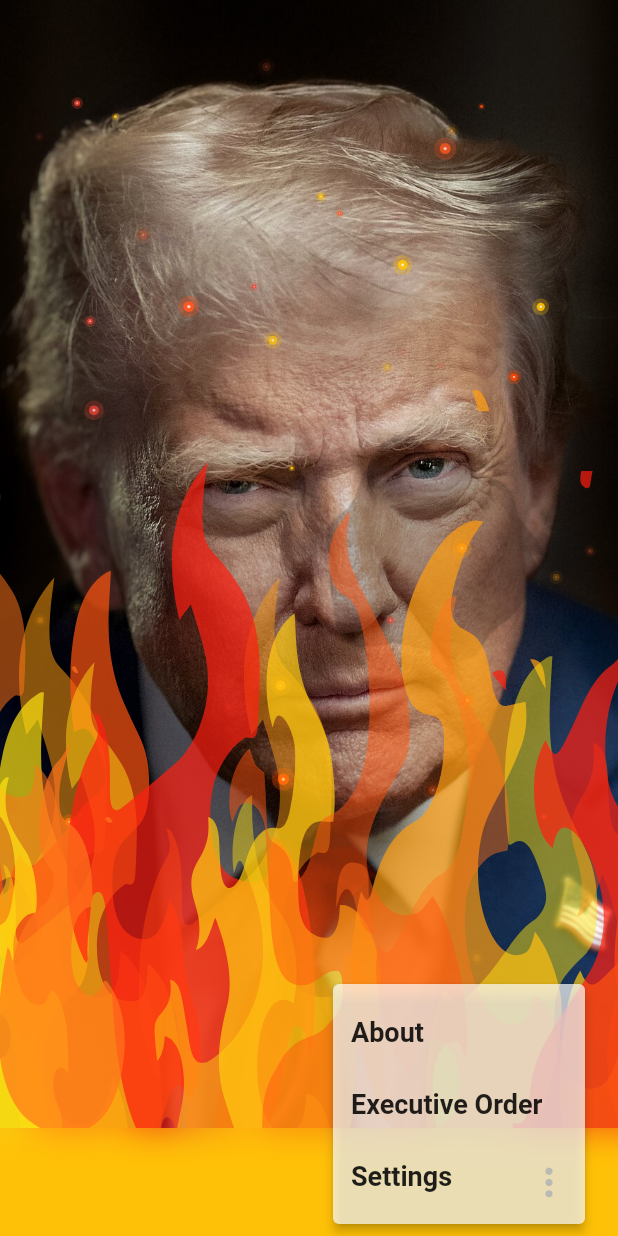
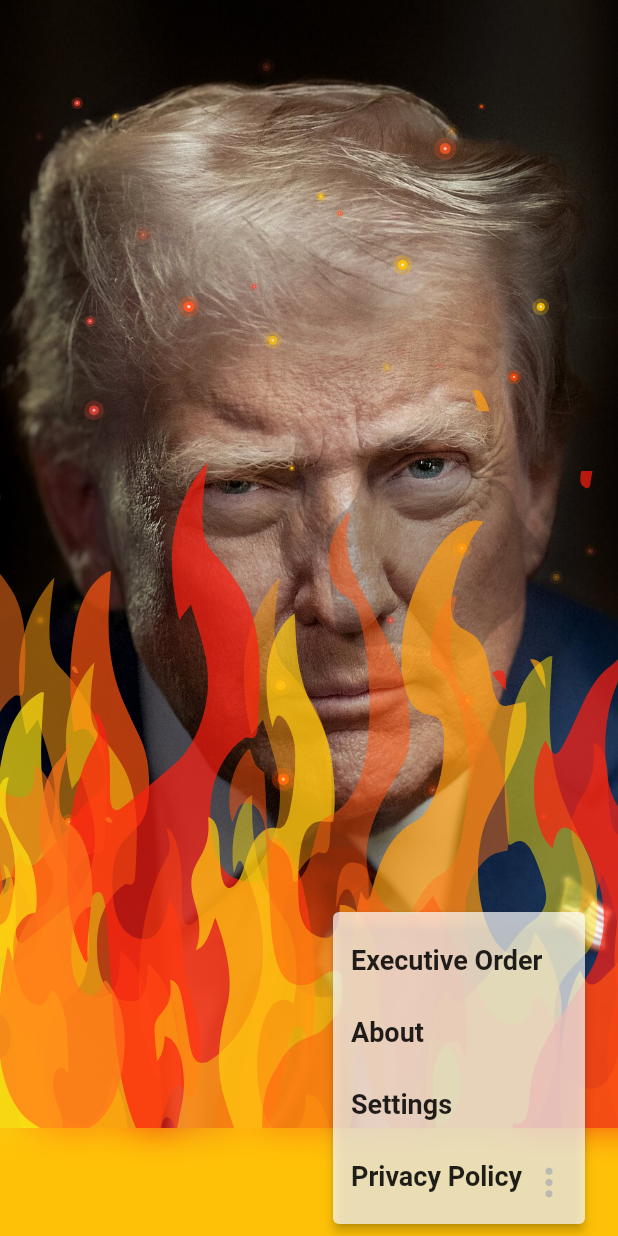
Before and after one commit to digitaldem/flagrant, a Flutter app: the screen it shows after launch, after a tap on the "more vert" icon, on a phone screen of 412 x 824 dp. Run offline on Flutter 3.47's test engine with Material 3 defaults, Android fonts, the phone set to English and light mode, and no system bars; our stand-ins replace lottie, shared_preferences, wakelock_plus.

Commit message:
Add privacy policy sheet

```diff
--- a/lib/presentation/bottom_bar.dart
+++ b/lib/presentation/bottom_bar.dart
@@ -3,6 +3,7 @@ import 'package:flutter/material.dart';
 
 import './sheets/about.dart';
 import './sheets/executive_order.dart';
+import './sheets/privacy_policy.dart';
 import './sheets/settings.dart';
 
 class BottomBar extends StatelessWidget {
@@ -27,9 +28,10 @@ class BottomBar extends StatelessWidget {
                   icon: const Icon(Icons.more_vert, size: 30),
                   itemBuilder:
                       (_) => [
+                        PopupMenuItem(value: SheetType.executiveOrder, child: Text(SheetType.executiveOrder.title)),
                         PopupMenuItem(value: SheetType.about, child: Text(SheetType.about.title)),
-                        PopupMenuItem(value: SheetType.executiveOrder, child: Text(SheetType.executiveOrder.title)),
                         PopupMenuItem(value: SheetType.settings, child: Text(SheetType.settings.title)),
+                        PopupMenuItem(value: SheetType.privacy, child: Text(SheetType.privacy.title)),
                       ],
                   onSelected: (value) => showBottomSheet(context, sheetType: value),
                 ),
@@ -85,7 +87,8 @@ class BottomBar extends StatelessWidget {
 enum SheetType {
   about(1),
   executiveOrder(2),
-  settings(3);
+  privacy(3),
+  settings(4);
 
   final int value;
   const SheetType(this.value);
@@ -97,6 +100,8 @@ enum SheetType {
       case 2:
         return 'Executive Order';
       case 3:
+        return 'Privacy Policy';
+      case 4:
         return 'Settings';
       default:
         return '';
@@ -110,6 +115,8 @@ enum SheetType {
       case 2:
         return const ExecutiveOrderSheet();
       case 3:
+        return const PrivacyPolicySheet();
+      case 4:
         return const SettingsSheet();
       default:
         return null;
--- a/lib/provider/settings.dart
+++ b/lib/provider/settings.dart
@@ -6,6 +6,11 @@ import '../domain/shared_preferences.dart';
 import '../domain/wakelock.dart';
 
 class SettingsProvider extends ChangeNotifier {
+  static const String appVersion = '1.0.0';
+  static const String appAuthor = 'digitaldementia';
+  static const int appCopyrightYear = 2025;
+  static const String appPrivacyPolicyUrl = 'https://digitaldementia.com/privacy.html';
+
   static const Map<Orientation, IEffigy> effigies = {
     Orientation.portrait: Effigy(
       image: 'assets/images/djt_portrait.png',
--- a/pubspec.yaml
+++ b/pubspec.yaml
@@ -38,6 +38,7 @@ dependencies:
   meta: ^1.16.0
   provider: ^6.1.5
   shared_preferences: ^2.5.3
+  url_launcher: ^6.3.2
   wakelock_plus: ^1.3.2
 
 dev_dependencies:
```
Also changed, not shown: lib/presentation/sheets/about.dart (+4 -6 lines), lib/presentation/sheets/privacy_policy.dart (added, +75 -0 lines).
